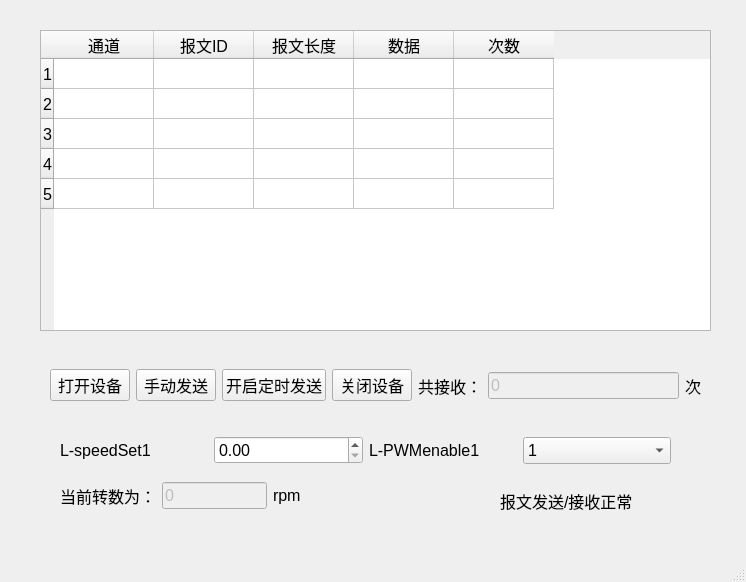
Before: the Qt Designer form Program/DBC_ZLGUsbCan_demo/Qt_ZLGUsbCan_demo/mainwindow.ui in Jiye1314/StudyMaterials, drawn with Qt 5.
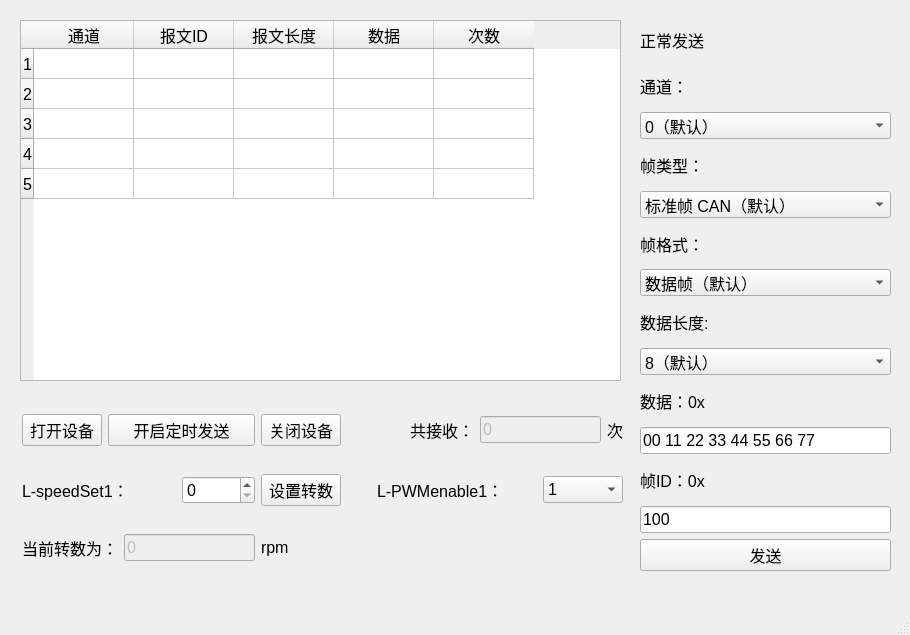
After: the same form once the commit is applied.

Diff of the .ui file:
```diff
--- a/Program/DBC_ZLGUsbCan_demo/Qt_ZLGUsbCan_demo/mainwindow.ui
+++ b/Program/DBC_ZLGUsbCan_demo/Qt_ZLGUsbCan_demo/mainwindow.ui
@@ -6,8 +6,8 @@
    <rect>
     <x>0</x>
     <y>0</y>
-    <width>746</width>
-    <height>582</height>
+    <width>910</width>
+    <height>635</height>
    </rect>
   </property>
   <property name="font">
@@ -19,77 +19,13 @@
    <string>MainWindow</string>
   </property>
   <widget class="QWidget" name="centralwidget">
-   <widget class="QWidget" name="layoutWidget">
-    <property name="geometry">
-     <rect>
-      <x>50</x>
-      <y>360</y>
-      <width>651</width>
-      <height>51</height>
-     </rect>
-    </property>
-    <layout class="QHBoxLayout" name="horizontalLayout">
-     <item>
-      <widget class="QPushButton" name="btn_openDev">
-       <property name="text">
-        <string>打开设备</string>
-       </property>
-      </widget>
-     </item>
-     <item>
-      <widget class="QPushButton" name="btn_send_2">
-       <property name="text">
-        <string>手动发送</string>
-       </property>
-      </widget>
-     </item>
-     <item>
-      <widget class="QPushButton" name="btn_send">
-       <property name="text">
-        <string>开启定时发送</string>
-       </property>
-      </widget>
-     </item>
-     <item>
-      <widget class="QPushButton" name="btn_closeDev">
-       <property name="text">
-        <string>关闭设备</string>
-       </property>
-      </widget>
-     </item>
-     <item>
-      <widget class="QLabel" name="label">
-       <property name="text">
-        <string>共接收：</string>
-       </property>
-      </widget>
-     </item>
-     <item>
-      <widget class="QLineEdit" name="lineEdit_num">
-       <property name="enabled">
-        <bool>false</bool>
-       </property>
-       <property name="text">
-        <string>0</string>
-       </property>
-      </widget>
-     </item>
-     <item>
-      <widget class="QLabel" name="label_2">
-       <property name="text">
-        <string>次</string>
-       </property>
-      </widget>
-     </item>
-    </layout>
-   </widget>
    <widget class="QTableWidget" name="tableWidget">
     <property name="geometry">
      <rect>
-      <x>40</x>
-      <y>30</y>
-      <width>671</width>
-      <height>301</height>
+      <x>20</x>
+      <y>20</y>
+      <width>601</width>
+      <height>361</height>
      </rect>
     </property>
     <row>
@@ -146,31 +82,195 @@
    <widget class="QWidget" name="layoutWidget">
     <property name="geometry">
      <rect>
-      <x>60</x>
-      <y>430</y>
-      <width>611</width>
-      <height>41</height>
+      <x>640</x>
+      <y>20</y>
+      <width>251</width>
+      <height>551</height>
      </rect>
     </property>
-    <layout class="QHBoxLayout" name="horizontalLayout_2">
+    <layout class="QVBoxLayout" name="verticalLayout">
      <item>
-      <widget class="QLabel" name="label_L_speedSet1">
+      <widget class="QLabel" name="label_test">
        <property name="text">
-        <string>L-speedSet1</string>
+        <string>正常发送</string>
        </property>
       </widget>
      </item>
      <item>
-      <widget class="QDoubleSpinBox" name="doubleSpinBox"/>
+      <widget class="QLabel" name="label_test_2">
+       <property name="text">
+        <string>通道：</string>
+       </property>
+      </widget>
      </item>
      <item>
-      <widget class="QLabel" name="label_L_PWMenable1">
+      <widget class="QComboBox" name="comboBox_channel">
+       <item>
+        <property name="text">
+         <string>0（默认）</string>
+        </property>
+       </item>
+      </widget>
+     </item>
+     <item>
+      <widget class="QLabel" name="label_test_3">
        <property name="text">
-        <string>L-PWMenable1</string>
+        <string>帧类型：</string>
        </property>
       </widget>
      </item>
      <item>
+      <widget class="QComboBox" name="comboBox_typeFrame">
+       <item>
+        <property name="text">
+         <string>标准帧 CAN（默认）</string>
+        </property>
+       </item>
+      </widget>
+     </item>
+     <item>
+      <widget class="QLabel" name="label_test_4">
+       <property name="text">
+        <string>帧格式：</string>
+       </property>
+      </widget>
+     </item>
+     <item>
+      <widget class="QComboBox" name="comboBox_dataFrame">
+       <item>
+        <property name="text">
+         <string>数据帧（默认）</string>
+        </property>
+       </item>
+      </widget>
+     </item>
+     <item>
+      <widget class="QLabel" name="label_test_5">
+       <property name="text">
+        <string>数据长度:</string>
+       </property>
+      </widget>
+     </item>
+     <item>
+      <widget class="QComboBox" name="comboBox_dataLength">
+       <item>
+        <property name="text">
+         <string>8（默认）</string>
+        </property>
+       </item>
+       <item>
+        <property name="text">
+         <string>7</string>
+        </property>
+       </item>
+       <item>
+        <property name="text">
+         <string>6</string>
+        </property>
+       </item>
+       <item>
+        <property name="text">
+         <string>5</string>
+        </property>
+       </item>
+       <item>
+        <property name="text">
+         <string>4</string>
+        </property>
+       </item>
+       <item>
+        <property name="text">
+         <string>3</string>
+        </property>
+       </item>
+       <item>
+        <property name="text">
+         <string>2</string>
+        </property>
+       </item>
+       <item>
+        <property name="text">
+         <string>1</string>
+        </property>
+       </item>
+      </widget>
+     </item>
+     <item>
+      <widget class="QLabel" name="label_test_6">
+       <property name="text">
+        <string>数据：0x</string>
+       </property>
+      </widget>
+     </item>
+     <item>
+      <widget class="QLineEdit" name="lineEdit_data">
+       <property name="text">
+        <string>00 11 22 33 44 55 66 77</string>
+       </property>
+       <property name="maxLength">
+        <number>23</number>
+       </property>
+       <property name="cursorPosition">
+        <number>23</number>
+       </property>
+       <property name="placeholderText">
+        <string>00 11 22 33 44 55 66 77</string>
+       </property>
+      </widget>
+     </item>
+     <item>
+      <widget class="QLabel" name="label_test_7">
+       <property name="text">
+        <string>帧ID：0x</string>
+       </property>
+      </widget>
+     </item>
+     <item>
+      <widget class="QLineEdit" name="lineEdit_frameID">
+       <property name="text">
+        <string>100</string>
+       </property>
+       <property name="maxLength">
+        <number>8</number>
+       </property>
+       <property name="cursorPosition">
+        <number>3</number>
+       </property>
+       <property name="placeholderText">
+        <string>100</string>
+       </property>
+      </widget>
+     </item>
+     <item>
+      <widget class="QPushButton" name="btn_send_2">
+       <property name="text">
+        <string>发送</string>
+       </property>
+      </widget>
+     </item>
+    </layout>
+   </widget>
+   <widget class="QWidget" name="layoutWidget">
+    <property name="geometry">
+     <rect>
+      <x>22</x>
+      <y>392</y>
+      <width>601</width>
+      <height>191</height>
+     </rect>
+    </property>
+    <layout class="QGridLayout" name="gridLayout">
+     <item row="1" column="3">
+      <widget class="QSpinBox" name="spinBox">
+       <property name="maximum">
+        <number>10000</number>
+       </property>
+       <property name="singleStep">
+        <number>50</number>
+       </property>
+      </widget>
+     </item>
+     <item row="1" column="10" colspan="2">
       <widget class="QComboBox" name="comboBox">
        <item>
         <property name="text">
@@ -184,57 +284,111 @@
        </item>
       </widget>
      </item>
-    </layout>
-   </widget>
-   <widget class="QWidget" name="layoutWidget">
-    <property name="geometry">
-     <rect>
-      <x>60</x>
-      <y>480</y>
-      <width>241</width>
-      <height>31</height>
-     </rect>
-    </property>
-    <layout class="QHBoxLayout" name="horizontalLayout_3">
-     <item>
+     <item row="0" column="1" colspan="3">
+      <widget class="QPushButton" name="btn_send">
+       <property name="text">
+        <string>开启定时发送</string>
+       </property>
+      </widget>
+     </item>
+     <item row="0" column="11">
+      <widget class="QLabel" name="label_2">
+       <property name="text">
+        <string>次</string>
+       </property>
+      </widget>
+     </item>
+     <item row="1" column="6" colspan="4">
+      <widget class="QLabel" name="label_L_PWMenable1">
+       <property name="text">
+        <string>L-PWMenable1：</string>
+       </property>
+      </widget>
+     </item>
+     <item row="1" column="4">
+      <widget class="QPushButton" name="btn_setL_speedSet">
+       <property name="text">
+        <string>设置转数</string>
+       </property>
+      </widget>
+     </item>
+     <item row="0" column="4">
+      <widget class="QPushButton" name="btn_closeDev">
+       <property name="text">
+        <string>关闭设备</string>
+       </property>
+      </widget>
+     </item>
+     <item row="2" column="0" colspan="2">
       <widget class="QLabel" name="label_3">
        <property name="text">
         <string>当前转数为：</string>
        </property>
       </widget>
      </item>
-     <item>
-      <widget class="QLineEdit" name="lineEdit_nowrpm">
-       <property name="enabled">
-        <bool>false</bool>
-       </property>
-       <property name="text">
-        <string>0</string>
-       </property>
-      </widget>
-     </item>
-     <item>
+     <item row="2" column="4">
       <widget class="QLabel" name="label_4">
        <property name="text">
         <string>rpm</string>
        </property>
       </widget>
      </item>
+     <item row="2" column="2" colspan="2">
+      <widget class="QLineEdit" name="lineEdit_nowrpm">
+       <property name="enabled">
+        <bool>false</bool>
+       </property>
+       <property name="text">
+        <string>0</string>
+       </property>
+      </widget>
+     </item>
+     <item row="1" column="0" colspan="3">
+      <widget class="QLabel" name="label_L_speedSet1">
+       <property name="text">
+        <string>L-speedSet1：</string>
+       </property>
+      </widget>
+     </item>
+     <item row="0" column="9" colspan="2">
+      <widget class="QLineEdit" name="lineEdit_num">
+       <property name="enabled">
+        <bool>false</bool>
+       </property>
+       <property name="text">
+        <string>0</string>
+       </property>
+      </widget>
+     </item>
+     <item row="0" column="0">
+      <widget class="QPushButton" name="btn_openDev">
+       <property name="text">
+        <string>打开设备</string>
+       </property>
+      </widget>
+     </item>
+     <item row="0" column="7" colspan="2">
+      <widget class="QLabel" name="label">
+       <property name="text">
+        <string>共接收：</string>
+       </property>
+      </widget>
+     </item>
+     <item row="1" column="5">
+      <spacer name="horizontalSpacer">
+       <property name="orientation">
+        <enum>Qt::Horizontal</enum>
+       </property>
+       <property name="sizeHint" stdset="0">
+        <size>
+         <width>40</width>
+         <height>20</height>
+        </size>
+       </property>
+      </spacer>
+     </item>
     </layout>
    </widget>
-   <widget class="QLabel" name="label_status">
-    <property name="geometry">
-     <rect>
-      <x>500</x>
-      <y>490</y>
-      <width>171</width>
-      <height>21</height>
-     </rect>
-    </property>
-    <property name="text">
-     <string>报文发送/接收正常</string>
-    </property>
-   </widget>
   </widget>
   <widget class="QMenuBar" name="menubar">
    <property name="geometry">
```
Left out of the diff: 4 changed lines with no effect on the pictures.
